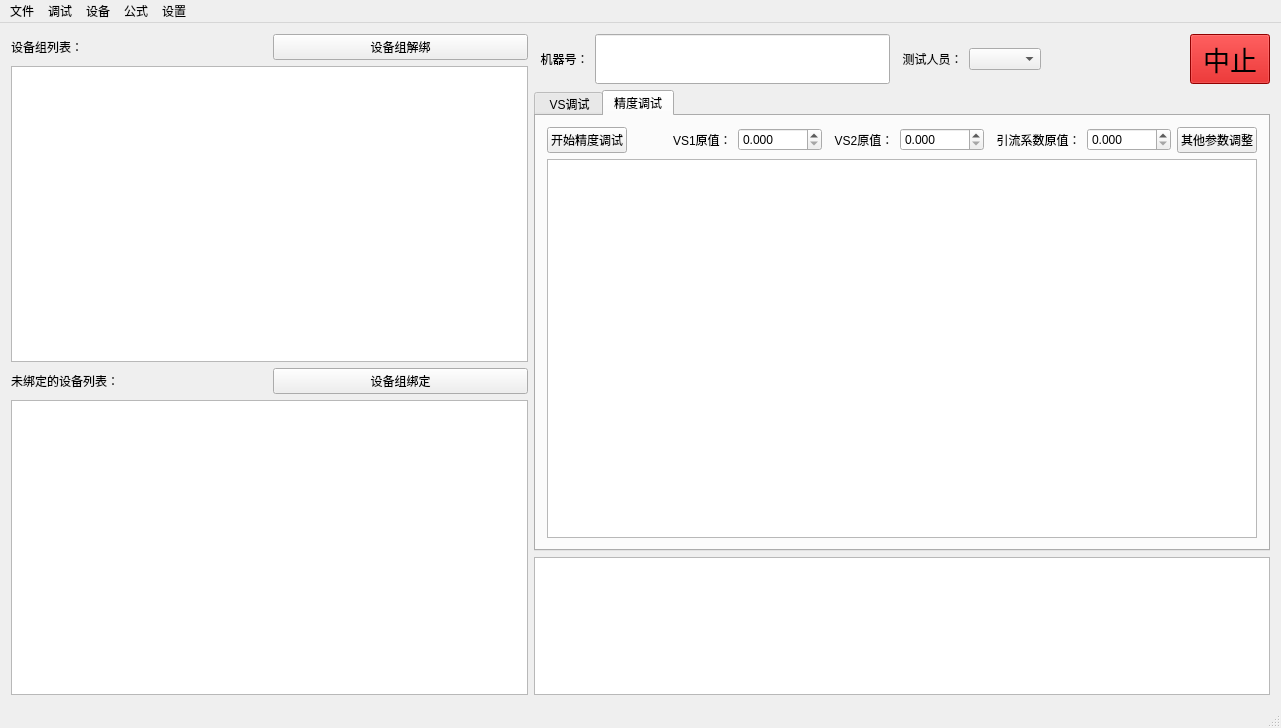
Above: mainwindow.ui from hooray1998/PCSoftware before the change. Below: the same form after it.
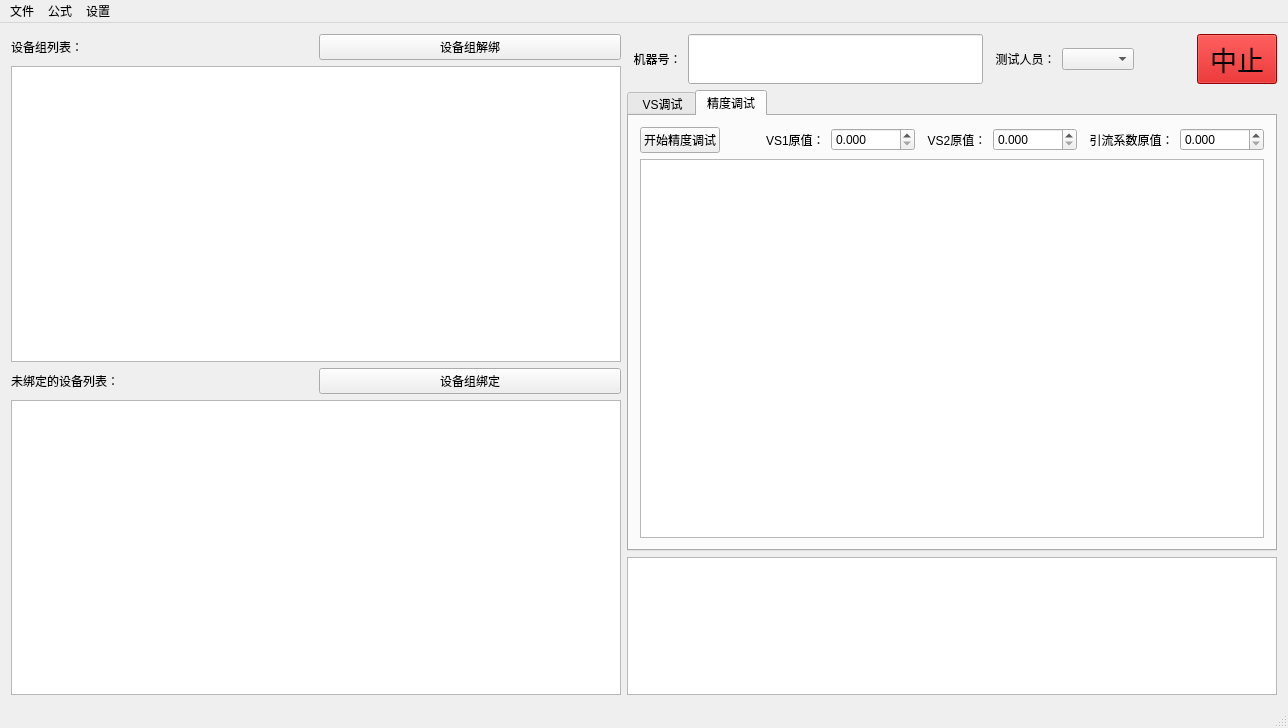
That is the form after the change.

```diff
--- a/mainwindow.ui
+++ b/mainwindow.ui
@@ -6,7 +6,7 @@
    <rect>
     <x>0</x>
     <y>0</y>
-    <width>1281</width>
+    <width>1288</width>
     <height>728</height>
    </rect>
   </property>
@@ -355,13 +355,6 @@
               </property>
              </widget>
             </item>
-            <item>
-             <widget class="QPushButton" name="pushButtonJingduConfig">
-              <property name="text">
-               <string>其他参数调整</string>
-              </property>
-             </widget>
-            </item>
            </layout>
           </item>
           <item>
@@ -393,7 +386,7 @@
     <rect>
      <x>0</x>
      <y>0</y>
-     <width>1281</width>
+     <width>1288</width>
      <height>31</height>
     </rect>
    </property>
@@ -402,21 +395,6 @@
      <string>文件</string>
     </property>
     <addaction name="actionSave"/>
-    <addaction name="actionSave_as"/>
-   </widget>
-   <widget class="QMenu" name="menu">
-    <property name="title">
-     <string>调试</string>
-    </property>
-    <addaction name="actionVs"/>
-    <addaction name="actionJingdu"/>
-   </widget>
-   <widget class="QMenu" name="menu_2">
-    <property name="title">
-     <string>设备</string>
-    </property>
-    <addaction name="actionGroupBound"/>
-    <addaction name="actionGroupUnbound"/>
    </widget>
    <widget class="QMenu" name="menu_3">
     <property name="title">
@@ -433,8 +411,6 @@
     <addaction name="actionAdd_Worker"/>
    </widget>
    <addaction name="menuFile"/>
-   <addaction name="menu"/>
-   <addaction name="menu_2"/>
    <addaction name="menu_3"/>
    <addaction name="menu_4"/>
   </widget>
```
Left out of the diff: 8 changed lines with no effect on the pictures.
